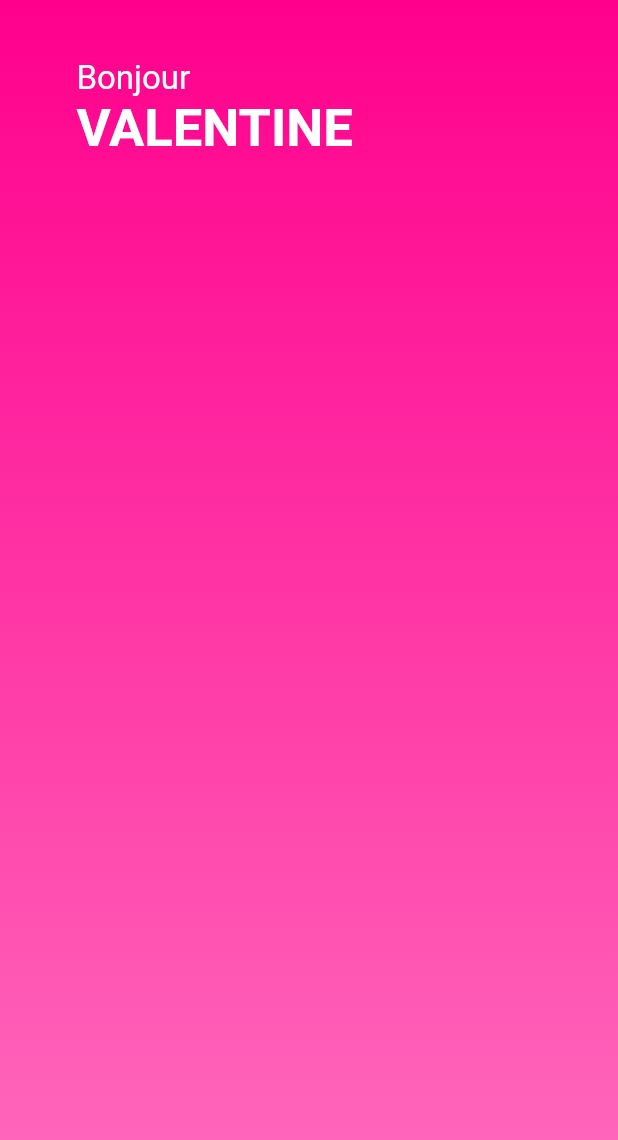
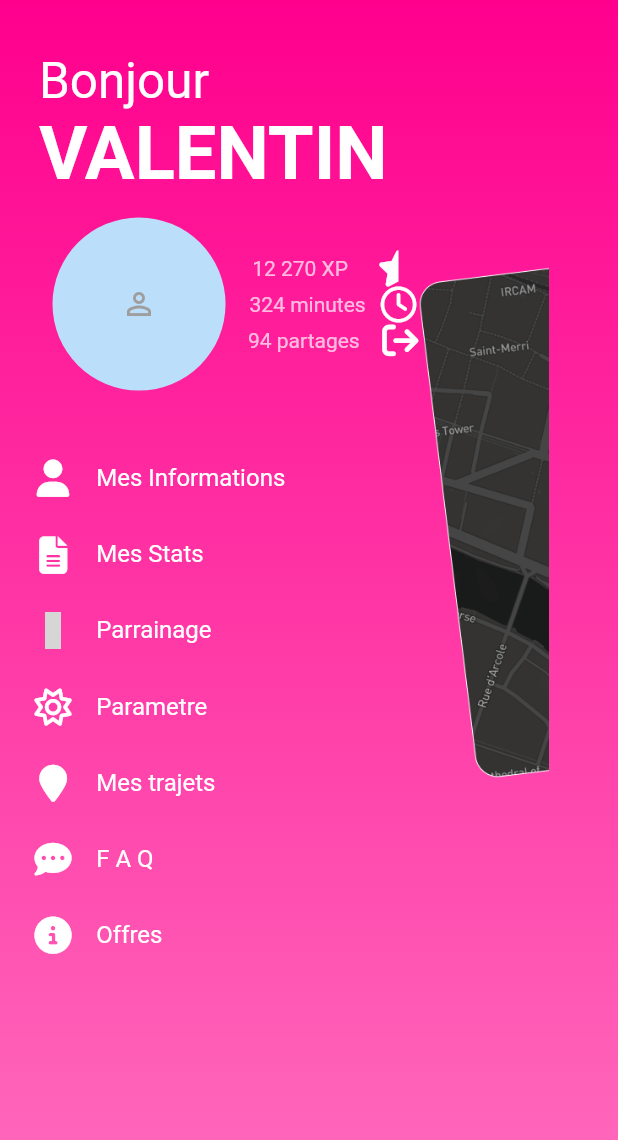
Before and after one commit to Sambatra2020/share_your_park, a Flutter app: the MenuPrincipal screen opened directly, on a phone screen of 412 x 824 dp. Shown: the top 1140 px of the screen. Run offline on Flutter 3.47's test engine with Material 2 defaults, Android fonts, the phone set to English and light mode, and no system bars; our stand-ins replace auto_size_text, cloud_firestore, email_validator, firebase_auth, firebase_core, firebase_database and 3 more; missing offline and left inert: flutter_facebook_login, flutter_nfc_reader, mapbox_gl; accounts and stored records are empty; Roboto replaces fonts that are missing (Quicksand-Light); grey boxes are pictures that could not be loaded.

Commit message:
menu principal aloa

```diff
--- a/lib/main.dart
+++ b/lib/main.dart
@@ -2,6 +2,7 @@ import 'package:firebase_core/firebase_core.dart';
 import 'package:flutter/material.dart';
 import 'package:share_your_park/services/auth.dart';
 import 'package:provider/provider.dart';
+import 'package:share_your_park/views/screens/menu/menu_principal.dart';
 import 'package:share_your_park/views/screens/register.dart';
 import 'package:share_your_park/views/screens/signup.dart';
 import 'package:share_your_park/views/tuto/acceuil.dart';
@@ -20,7 +21,7 @@ class MyApp extends StatelessWidget {
     return StreamProvider.value(
       value: AuthService().user,
       child: MaterialApp(
-        home: Acceuil(),
+        home: MenuPrincipal(),
         debugShowCheckedModeBanner: false,
         title: 'SYP Demo',
         theme: ThemeData(
--- /dev/null
+++ b/lib/views/screens/FAQ.dart
@@ -0,0 +1,48 @@
+import 'package:flutter/material.dart';
+import 'package:share_your_park/const.dart';
+
+class PolitiqueConfid extends StatefulWidget {
+  @override
+  _PolitiqueConfidState createState() => _PolitiqueConfidState();
+}
+
+class _PolitiqueConfidState extends State<PolitiqueConfid> {
+  @override
+  Widget build(BuildContext context) {
+    final size = MediaQuery.of(context).size;
+    final screenWidth = MediaQuery.of(context).size.width;
+    final screenHeight = MediaQuery.of(context).size.height;
+    return Scaffold(
+        appBar: AppBar(
+          leading: IconButton(
+              icon: Icon(Icons.arrow_back),
+              onPressed: () {
+                Navigator.pop(context);
+              }),
+          backgroundColor: kbordercolor,
+          title: Text("FAQ",
+              style: TextStyle(
+                  fontFamily: kfontFamily,
+                  fontSize: screenWidth * 6 / 100,
+                  letterSpacing: 4),
+              textAlign: TextAlign.center),
+        ),
+        body: SingleChildScrollView(
+            child: Column(children: [
+          Container(
+            height: size.height,
+            width: size.width,
+            decoration: BoxDecoration(
+              gradient: kPrimaryGradientColor,
+            ),
+            child: Align(
+              child: Column(
+                children: [
+                  Text(""),
+                ],
+              ),
+            ),
+          ),
+        ])));
+  }
+}
--- /dev/null
+++ b/lib/views/screens/condition_util.dart
@@ -0,0 +1,46 @@
+import 'package:flutter/material.dart';
+import 'package:share_your_park/const.dart';
+
+class PolitiqueConfid extends StatefulWidget {
+  @override
+  _PolitiqueConfidState createState() => _PolitiqueConfidState();
+}
+
+class _PolitiqueConfidState extends State<PolitiqueConfid> {
+  @override
+  Widget build(BuildContext context) {
+    final size = MediaQuery.of(context).size;
+    final screenWidth = MediaQuery.of(context).size.width;
+    final screenHeight = MediaQuery.of(context).size.height;
+    return Scaffold(
+        appBar: AppBar(
+          leading: IconButton(
+              icon: Icon(Icons.arrow_back),
+              onPressed: () {
+                Navigator.pop(context);
+              }),
+          backgroundColor: kbordercolor,
+          title: Text("Condition d'utilisation",
+              style: TextStyle(
+                  fontFamily: kfontFamily, fontSize: screenWidth * 6 / 100),
+              textAlign: TextAlign.center),
+        ),
+        body: SingleChildScrollView(
+            child: Column(children: [
+          Container(
+            height: size.height,
+            width: size.width,
+            decoration: BoxDecoration(
+              gradient: kPrimaryGradientColor,
+            ),
+            child: Align(
+              child: Column(
+                children: [
+                  Text(""),
+                ],
+              ),
+            ),
+          ),
+        ])));
+  }
+}
--- /dev/null
+++ b/lib/views/screens/menu/menu_item.dart
@@ -0,0 +1,38 @@
+import 'package:flutter/material.dart';
+import 'package:flutter_icons/flutter_icons.dart';
+import 'package:share_your_park/const.dart';
+
+class MenuItem extends StatelessWidget {
+  final IconData icon;
+  final String title;
+
+  const MenuItem({Key key, this.icon, this.title}) : super(key: key);
+  @override
+  Widget build(BuildContext context) {
+    final height = MediaQuery.of(context).size.height;
+    final width = MediaQuery.of(context).size.width;
+    return Padding(
+      padding: const EdgeInsets.all(13),
+      child: Row(
+        children: <Widget>[
+          Icon(
+            icon,
+            color: Colors.white,
+            size: (width * 6 / 100),
+          ),
+          SizedBox(
+            width: (width * 4 / 100),
+          ),
+          Text(
+            title,
+            style: TextStyle(
+                color: kTextColor,
+                fontFamily: kfontFamily,
+                fontSize: 16,
+                fontWeight: FontWeight.normal),
+          ),
+        ],
+      ),
+    );
+  }
+}
--- /dev/null
+++ b/lib/views/screens/menu/menu_principal.dart
@@ -0,0 +1,162 @@
+import 'package:flutter/material.dart';
+import 'package:flutter_icons/flutter_icons.dart';
+import 'package:share_your_park/const.dart';
+import 'package:share_your_park/views/screens/menu/menu_item.dart';
+
+class MenuPrincipal extends StatelessWidget {
+  @override
+  Widget build(BuildContext context) {
+    final height = MediaQuery.of(context).size.height;
+    final width = MediaQuery.of(context).size.width;
+    return Scaffold(
+      body: Container(
+        width: width,
+        height: height,
+        decoration: BoxDecoration(
+          gradient: kPrimaryGradientColor,
+        ),
+        child: Padding(
+          padding: const EdgeInsets.only(left: 10, top: 30),
+          child: Stack(
+            children: [
+              Align(
+                child: Column(
+                  children: <Widget>[
+                    ListTile(
+                      title: Text(
+                        "Bonjour",
+                        style: TextStyle(
+                            fontFamily: kfontFamily,
+                            color: kTextColor,
+                            fontSize: height * 4 / 100,
+                            fontWeight: FontWeight.normal),
+                      ),
+                      subtitle: Text(
+                        "VALENTIN",
+                        style: TextStyle(
+                            fontFamily: kfontFamily,
+                            color: kTextColor,
+                            fontSize: height * 6 / 100,
+                            fontWeight: FontWeight.bold),
+                      ),
+                    ),
+                    Padding(
+                      padding: const EdgeInsets.only(left: 25, top: 10),
+                      child: Stack(
+                        children: [
+                          Row(
+                            children: [
+                              CircleAvatar(
+                                foregroundColor: Colors.black,
+                                child: Icon(
+                                  Icons.perm_identity,
+                                  color: Colors.grey,
+                                ),
+                                radius: height * 7 / 100,
+                              ),
+                              Padding(
+                                padding: EdgeInsets.only(left: 15),
+                                child: Column(
+                                  children: [
+                                    Row(
+                                      children: [
+                                        Text(
+                                          "12 270 XP",
+                                          style:
+                                              TextStyle(color: Colors.white70),
+                                        ),
+                                        SizedBox(width: 20),
+                                        Icon(
+                                          FontAwesome.star_half_empty,
+                                          color: Colors.white,
+                                        )
+                                      ],
+                                    ),
+                                    Row(
+                                      children: [
+                                        Text(
+                                          "324 minutes",
+                                          style:
+                                              TextStyle(color: Colors.white70),
+                                        ),
+                                        SizedBox(width: 10),
+                                        Icon(
+                                          FontAwesome.clock_o,
+                                          color: Colors.white,
+                                        )
+                                      ],
+                                    ),
+                                    Row(
+                                      children: [
+                                        Text(
+                                          "94 partages",
+                                          style:
+                                              TextStyle(color: Colors.white70),
+                                        ),
+                                        SizedBox(width: 15),
+                                        Icon(
+                                          FontAwesome.sign_out,
+                                          color: Colors.white,
+                                        )
+                                      ],
+                                    )
+                                  ],
+                                ),
+                              )
+                            ],
+                          ),
+                          Align(
+                            alignment: Alignment.bottomRight,
+                          ),
+                        ],
+                      ),
+                    ),
+                    Padding(
+                        padding: EdgeInsets.only(
+                            top: height * 4 / 100, left: width * 0.1 * 100)),
+                    MenuItem(
+                      icon: FontAwesome.user,
+                      title: "Mes Informations",
+                    ),
+                    MenuItem(
+                      icon: FontAwesome.file_text,
+                      title: "Mes Stats",
+                    ),
+                    MenuItem(
+                      icon: FontAwesome.send,
+                      title: "Parrainage",
+                    ),
+                    MenuItem(
+                      icon: FontAwesome.sun_o,
+                      title: "Parametre",
+                    ),
+                    MenuItem(
+                      icon: FontAwesome.map_marker,
+                      title: "Mes trajets",
+                    ),
+                    MenuItem(
+                      icon: FontAwesome.commenting,
+                      title: "F A Q",
+                    ),
+                    MenuItem(
+                      icon: FontAwesome.info_circle,
+                      title: "Offres",
+                    ),
+                  ],
+                ),
+              ),
+              Container(
+                height: 350,
+                width: 240,
+                margin: EdgeInsets.only(left: 222, top: 140),
+                child: Align(
+                  child: Image.asset("assets/images/phone.png"),
+                ),
+              )
+            ],
+          ),
+        ),
+      ),
+    );
+  }
+}
--- a/lib/views/screens/menu_principal.dart
+++ /dev/null
@@ -1,51 +0,0 @@
-import 'package:flutter/material.dart';
-import 'package:share_your_park/const.dart';
-
-class MenuPrincipal extends StatefulWidget {
-  @override
-  _MenuPrincipalState createState() => _MenuPrincipalState();
-}
-
-class _MenuPrincipalState extends State<MenuPrincipal> {
-  @override
-  Widget build(BuildContext context) {
-    final height = MediaQuery.of(context).size.height;
-    final width = MediaQuery.of(context).size.width;
-    return Scaffold(
-      body: Container(
-        width: width,
-        height: height,
-        decoration: BoxDecoration(
-          gradient: kPrimaryGradientColor,
-        ),
-        child: Padding(
-          padding: const EdgeInsets.all(35.0),
-          child: Align(
-            child: Column(
-              children: <Widget>[
-                ListTile(
-                  title: Text(
-                    "Bonjour",
-                    style: TextStyle(
-                        fontFamily: kfontFamily,
-                        color: kTextColor,
-                        fontSize: 22,
-                        fontWeight: FontWeight.normal),
-                  ),
-                  subtitle: Text(
-                    "VALENTINE",
-                    style: TextStyle(
-                        fontFamily: kfontFamily,
-                        color: kTextColor,
-                        fontSize: 35,
-                        fontWeight: FontWeight.bold),
-                  ),
-                ),
-              ],
-            ),
-          ),
-        ),
-      ),
-    );
-  }
-}
```
Also changed, not shown: assets/images/phone.png (added).
